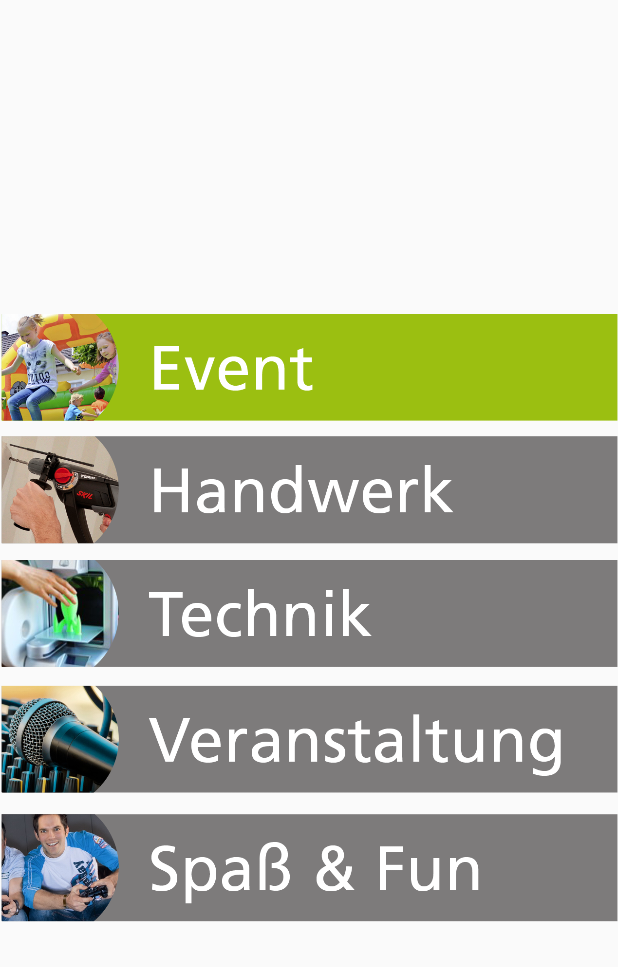
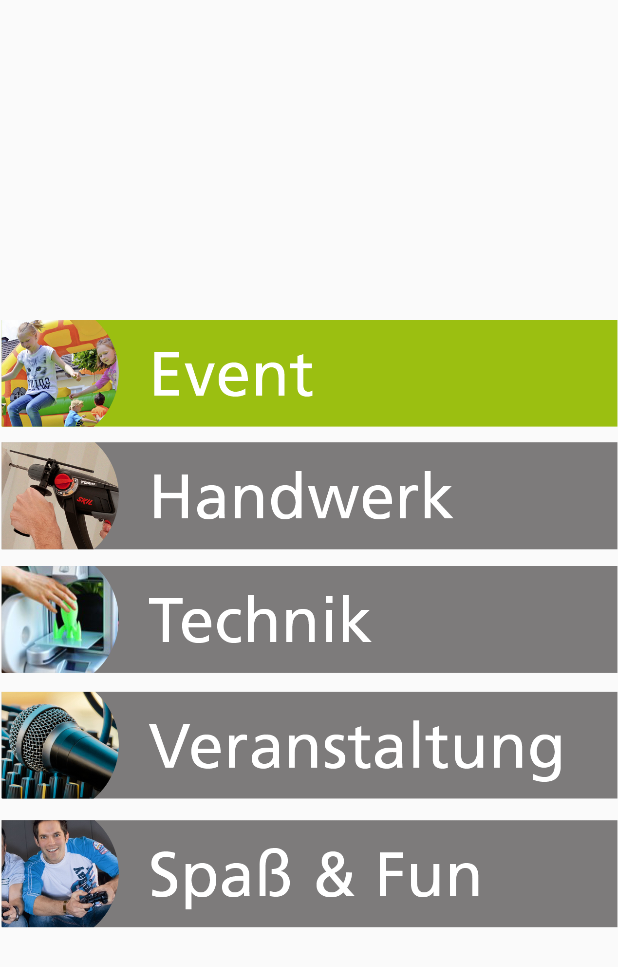
Before and after one commit to mangomelone/gwyn, an Android app: the layout categories.xml on its own in the app's theme, with its tools: preview values and no code run, on a phone screen of 412 x 824 dp. Shown: the top 967 px of the screen. Run offline under Robolectric (Android 15) with nearby library versions, the light colour scheme and no system bars.

Commit message:
padding in categories fragment included

```diff
--- a/app/src/main/res/layout/categories.xml
+++ b/app/src/main/res/layout/categories.xml
@@ -7,5 +7,6 @@
         android:layout_width="wrap_content"
         android:layout_height="wrap_content"
         app:srcCompat="@drawable/the_categories"
+        android:paddingTop="8dp"
         android:id="@+id/imageView6" />
 </FrameLayout>
```
